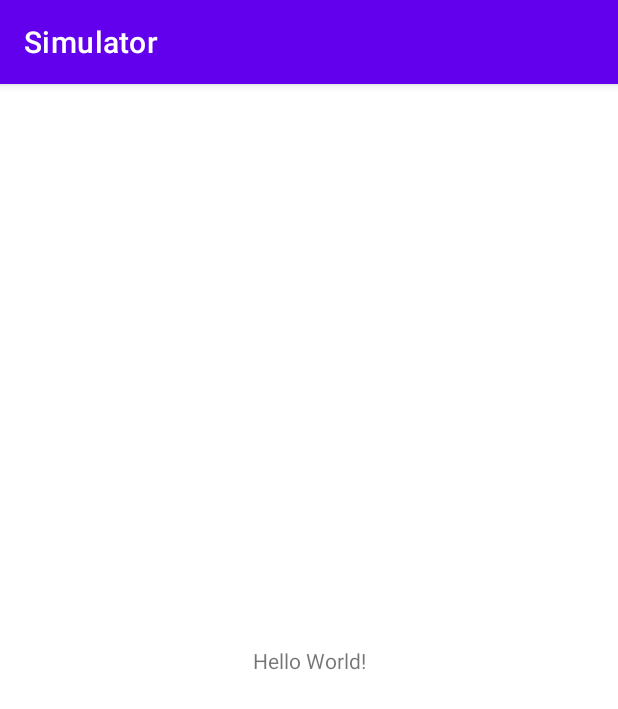
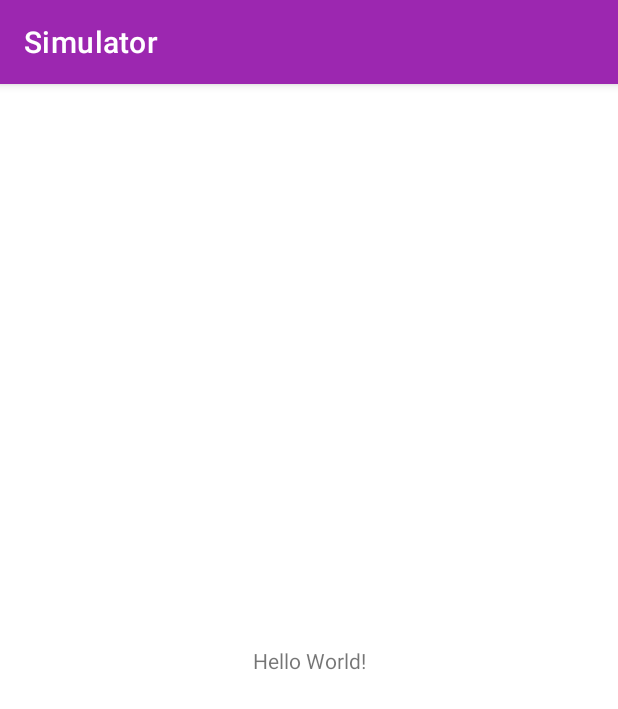
Before and after one commit to fabz777/matches-simulator-app, an Android app: the screen it shows after launch (MainActivity), on a phone screen of 412 x 824 dp. Shown: the top 709 px of the screen. Run offline under Robolectric (Android 15) with nearby library versions, the phone set to English and light mode, and no system bars.

Commit message:
Change colors and remove MainActivity kt

```diff
--- a/app/build.gradle
+++ b/app/build.gradle
@@ -29,6 +29,9 @@ android {
     kotlinOptions {
         jvmTarget = '1.8'
     }
+    buildFeatures {
+        viewBinding true
+    }
 }
 
 dependencies {
@@ -37,6 +40,8 @@ dependencies {
     implementation 'androidx.appcompat:appcompat:1.4.2'
     implementation 'com.google.android.material:material:1.6.1'
     implementation 'androidx.constraintlayout:constraintlayout:2.1.4'
+    implementation 'androidx.swiperefreshlayout:swiperefreshlayout:1.1.0'
+
     testImplementation 'junit:junit:4.13.2'
     androidTestImplementation 'androidx.test.ext:junit:1.1.3'
     androidTestImplementation 'androidx.test.espresso:espresso-core:3.4.0'
--- /dev/null
+++ b/app/src/main/java/com/example/simulator/MainActivity.java
@@ -0,0 +1,21 @@
+package com.example.simulator;
+
+import android.os.Bundle;
+
+import androidx.annotation.Nullable;
+import androidx.appcompat.app.AppCompatActivity;
+
+import com.example.simulator.databinding.ActivityMainBinding;
+
+public class MainActivity extends AppCompatActivity {
+
+    private ActivityMainBinding binding;
+
+    @Override
+    protected void onCreate(@Nullable Bundle savedInstanceState) {
+        super.onCreate(savedInstanceState);
+
+        binding = ActivityMainBinding.inflate(getLayoutInflater());
+        setContentView(binding.getRoot());
+    }
+}
--- a/app/src/main/java/com/example/simulator/MainActivity.kt
+++ /dev/null
@@ -1,11 +0,0 @@
-package com.example.simulator
-
-import androidx.appcompat.app.AppCompatActivity
-import android.os.Bundle
-
-class MainActivity : AppCompatActivity() {
-    override fun onCreate(savedInstanceState: Bundle?) {
-        super.onCreate(savedInstanceState)
-        setContentView(R.layout.activity_main)
-    }
-}
--- a/app/src/main/res/layout/activity_main.xml
+++ b/app/src/main/res/layout/activity_main.xml
@@ -7,6 +7,7 @@
     tools:context=".MainActivity">
 
     <TextView
+        android:id="@+id/tvHello"
         android:layout_width="wrap_content"
         android:layout_height="wrap_content"
         android:text="Hello World!"
--- a/app/src/main/res/values-night/themes.xml
+++ b/app/src/main/res/values-night/themes.xml
@@ -2,12 +2,12 @@
     <!-- Base application theme. -->
     <style name="Theme.Simulator" parent="Theme.MaterialComponents.DayNight.DarkActionBar">
         <!-- Primary brand color. -->
-        <item name="colorPrimary">@color/purple_200</item>
-        <item name="colorPrimaryVariant">@color/purple_700</item>
+        <item name="colorPrimary">@color/primary_200</item>
+        <item name="colorPrimaryVariant">@color/primary_700</item>
         <item name="colorOnPrimary">@color/black</item>
         <!-- Secondary brand color. -->
-        <item name="colorSecondary">@color/teal_200</item>
-        <item name="colorSecondaryVariant">@color/teal_200</item>
+        <item name="colorSecondary">@color/secondary_200</item>
+        <item name="colorSecondaryVariant">@color/secondary_200</item>
         <item name="colorOnSecondary">@color/black</item>
         <!-- Status bar color. -->
         <item name="android:statusBarColor" tools:targetApi="l">?attr/colorPrimaryVariant</item>
--- a/app/src/main/res/values/colors.xml
+++ b/app/src/main/res/values/colors.xml
@@ -1,10 +1,11 @@
 <?xml version="1.0" encoding="utf-8"?>
 <resources>
-    <color name="purple_200">#FFBB86FC</color>
-    <color name="purple_500">#FF6200EE</color>
-    <color name="purple_700">#FF3700B3</color>
-    <color name="teal_200">#FF03DAC5</color>
-    <color name="teal_700">#FF018786</color>
+    <color name="primary_200">#ce93d8</color>
+    <color name="primary_500">#9c27b0</color>
+    <color name="primary_700">#7b1fa2</color>
+    <color name="secondary_200">#EF9A9A</color>
+    <color name="secondary_900">#B71C1C</color>
+    <color name="secondary_700">#B71C1C</color>
     <color name="black">#FF000000</color>
     <color name="white">#FFFFFFFF</color>
 </resources>
--- a/app/src/main/res/values/themes.xml
+++ b/app/src/main/res/values/themes.xml
@@ -2,12 +2,12 @@
     <!-- Base application theme. -->
     <style name="Theme.Simulator" parent="Theme.MaterialComponents.DayNight.DarkActionBar">
         <!-- Primary brand color. -->
-        <item name="colorPrimary">@color/purple_500</item>
-        <item name="colorPrimaryVariant">@color/purple_700</item>
+        <item name="colorPrimary">@color/primary_500</item>
+        <item name="colorPrimaryVariant">@color/primary_700</item>
         <item name="colorOnPrimary">@color/white</item>
         <!-- Secondary brand color. -->
-        <item name="colorSecondary">@color/teal_200</item>
-        <item name="colorSecondaryVariant">@color/teal_700</item>
+        <item name="colorSecondary">@color/secondary_200</item>
+        <item name="colorSecondaryVariant">@color/secondary_900</item>
         <item name="colorOnSecondary">@color/black</item>
         <!-- Status bar color. -->
         <item name="android:statusBarColor" tools:targetApi="l">?attr/colorPrimaryVariant</item>
```
